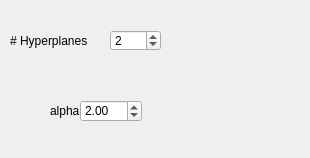
Old version of the form _AlgorithmsPlugins/ESMLR/paramsESMLR.ui in the repository b4silio/MLDemos.
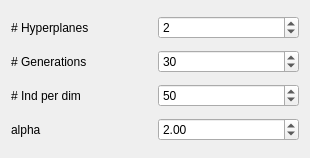
New version of the form.

Commit message: Added more options to GUI, show cross for misscategorised points.

The edit to the form file:
```diff
--- a/_AlgorithmsPlugins/ESMLR/paramsESMLR.ui
+++ b/_AlgorithmsPlugins/ESMLR/paramsESMLR.ui
@@ -13,94 +13,136 @@
   <property name="windowTitle">
    <string>Form</string>
   </property>
-  <widget class="QDoubleSpinBox" name="esmlrAlphaSpin">
-   <property name="geometry">
-    <rect>
-     <x>80</x>
-     <y>100</y>
-     <width>62</width>
-     <height>22</height>
-    </rect>
-   </property>
-   <property name="toolTip">
-    <string>Vary the slope of the sigmoid function of hyperplanes activations. This factor will be divided by the average of standard deviation of data.
+  <layout class="QGridLayout" name="gridLayout">
+   <item row="0" column="0">
+    <widget class="QLabel" name="label_14">
+     <property name="font">
+      <font>
+       <pointsize>9</pointsize>
+      </font>
+     </property>
+     <property name="text">
+      <string># Hyperplanes</string>
+     </property>
+    </widget>
+   </item>
+   <item row="0" column="1">
+    <widget class="QSpinBox" name="esmlrCutSpin">
+     <property name="toolTip">
+      <string>&lt;!DOCTYPE HTML PUBLIC &quot;-//W3C//DTD HTML 4.0//EN&quot; &quot;http://www.w3.org/TR/REC-html40/strict.dtd&quot;&gt;
+&lt;html&gt;&lt;head&gt;&lt;meta name=&quot;qrichtext&quot; content=&quot;1&quot; /&gt;&lt;style type=&quot;text/css&quot;&gt;
+p, li { white-space: pre-wrap; }
+&lt;/style&gt;&lt;/head&gt;&lt;body style=&quot; font-family:'Ubuntu'; font-size:10pt; font-weight:400; font-style:normal;&quot;&gt;
+&lt;p style=&quot; margin-top:0px; margin-bottom:0px; margin-left:0px; margin-right:0px; -qt-block-indent:0; text-indent:0px;&quot;&gt;&lt;span style=&quot; font-family:'MS Shell Dlg 2'; font-size:8pt;&quot;&gt;Number of hyperplanes&lt;/span&gt;&lt;/p&gt;&lt;/body&gt;&lt;/html&gt;</string>
+     </property>
+     <property name="minimum">
+      <number>1</number>
+     </property>
+     <property name="maximum">
+      <number>100</number>
+     </property>
+     <property name="value">
+      <number>2</number>
+     </property>
+    </widget>
+   </item>
+   <item row="1" column="0">
+    <widget class="QLabel" name="label_15">
+     <property name="font">
+      <font>
+       <pointsize>9</pointsize>
+      </font>
+     </property>
+     <property name="text">
+      <string># Generations</string>
+     </property>
+    </widget>
+   </item>
+   <item row="1" column="1">
+    <widget class="QSpinBox" name="esmlrGenSpin">
+     <property name="toolTip">
+      <string>&lt;!DOCTYPE HTML PUBLIC &quot;-//W3C//DTD HTML 4.0//EN&quot; &quot;http://www.w3.org/TR/REC-html40/strict.dtd&quot;&gt;
+&lt;html&gt;&lt;head&gt;&lt;meta name=&quot;qrichtext&quot; content=&quot;1&quot; /&gt;&lt;style type=&quot;text/css&quot;&gt;
+p, li { white-space: pre-wrap; }
+&lt;/style&gt;&lt;/head&gt;&lt;body style=&quot; font-family:'Ubuntu'; font-size:10pt; font-weight:400; font-style:normal;&quot;&gt;
+&lt;p style=&quot; margin-top:0px; margin-bottom:0px; margin-left:0px; margin-right:0px; -qt-block-indent:0; text-indent:0px;&quot;&gt;&lt;span style=&quot; font-family:'MS Shell Dlg 2'; font-size:8pt;&quot;&gt;Number of generations&lt;/span&gt;&lt;/p&gt;&lt;/body&gt;&lt;/html&gt;</string>
+     </property>
+     <property name="minimum">
+      <number>1</number>
+     </property>
+     <property name="maximum">
+      <number>1000</number>
+     </property>
+     <property name="value">
+      <number>30</number>
+     </property>
+    </widget>
+   </item>
+   <item row="2" column="0">
+    <widget class="QLabel" name="label_17">
+     <property name="font">
+      <font>
+       <pointsize>9</pointsize>
+      </font>
+     </property>
+     <property name="text">
+      <string># Ind per dim</string>
+     </property>
+    </widget>
+   </item>
+   <item row="2" column="1">
+    <widget class="QSpinBox" name="esmlrIndPerDimSpin">
+     <property name="toolTip">
+      <string>&lt;!DOCTYPE HTML PUBLIC &quot;-//W3C//DTD HTML 4.0//EN&quot; &quot;http://www.w3.org/TR/REC-html40/strict.dtd&quot;&gt;
+&lt;html&gt;&lt;head&gt;&lt;meta name=&quot;qrichtext&quot; content=&quot;1&quot; /&gt;&lt;style type=&quot;text/css&quot;&gt;
+p, li { white-space: pre-wrap; }
+&lt;/style&gt;&lt;/head&gt;&lt;body style=&quot; font-family:'Ubuntu'; font-size:10pt; font-weight:400; font-style:normal;&quot;&gt;
+&lt;p style=&quot; margin-top:0px; margin-bottom:0px; margin-left:0px; margin-right:0px; -qt-block-indent:0; text-indent:0px;&quot;&gt;&lt;span style=&quot; font-family:'MS Shell Dlg 2'; font-size:8pt;&quot;&gt;Number of individual per dimension of search space&lt;/span&gt;&lt;/p&gt;&lt;/body&gt;&lt;/html&gt;</string>
+     </property>
+     <property name="minimum">
+      <number>1</number>
+     </property>
+     <property name="maximum">
+      <number>10000</number>
+     </property>
+     <property name="value">
+      <number>50</number>
+     </property>
+    </widget>
+   </item>
+   <item row="3" column="0">
+    <widget class="QLabel" name="label_16">
+     <property name="font">
+      <font>
+       <pointsize>9</pointsize>
+      </font>
+     </property>
+     <property name="text">
+      <string>alpha</string>
+     </property>
+    </widget>
+   </item>
+   <item row="3" column="1">
+    <widget class="QDoubleSpinBox" name="esmlrAlphaSpin">
+     <property name="toolTip">
+      <string>Vary the slope of the sigmoid function of hyperplanes activations. This factor will be divided by the average of standard deviation of data.
 
 beta = alpha / avr(stddev(data))
 
 sigmoid function: (1-exp(-beta*sum))</string>
-   </property>
-   <property name="maximum">
-    <double>999.990000000000009</double>
-   </property>
-   <property name="singleStep">
-    <double>0.100000000000000</double>
-   </property>
-   <property name="value">
-    <double>2.000000000000000</double>
-   </property>
-  </widget>
-  <widget class="QLabel" name="label_14">
-   <property name="geometry">
-    <rect>
-     <x>10</x>
-     <y>30</y>
-     <width>101</width>
-     <height>21</height>
-    </rect>
-   </property>
-   <property name="font">
-    <font>
-     <pointsize>9</pointsize>
-    </font>
-   </property>
-   <property name="text">
-    <string># Hyperplanes</string>
-   </property>
-  </widget>
-  <widget class="QLabel" name="label_16">
-   <property name="geometry">
-    <rect>
-     <x>50</x>
-     <y>100</y>
-     <width>31</width>
-     <height>21</height>
-    </rect>
-   </property>
-   <property name="font">
-    <font>
-     <pointsize>9</pointsize>
-    </font>
-   </property>
-   <property name="text">
-    <string>alpha</string>
-   </property>
-  </widget>
-  <widget class="QSpinBox" name="esmlrCutSpin">
-   <property name="geometry">
-    <rect>
-     <x>110</x>
-     <y>30</y>
-     <width>51</width>
-     <height>21</height>
-    </rect>
-   </property>
-   <property name="toolTip">
-    <string>&lt;!DOCTYPE HTML PUBLIC &quot;-//W3C//DTD HTML 4.0//EN&quot; &quot;http://www.w3.org/TR/REC-html40/strict.dtd&quot;&gt;
-&lt;html&gt;&lt;head&gt;&lt;meta name=&quot;qrichtext&quot; content=&quot;1&quot; /&gt;&lt;style type=&quot;text/css&quot;&gt;
-p, li { white-space: pre-wrap; }
-&lt;/style&gt;&lt;/head&gt;&lt;body style=&quot; font-family:'Ubuntu'; font-size:10pt; font-weight:400; font-style:normal;&quot;&gt;
-&lt;p style=&quot; margin-top:0px; margin-bottom:0px; margin-left:0px; margin-right:0px; -qt-block-indent:0; text-indent:0px;&quot;&gt;&lt;span style=&quot; font-family:'MS Shell Dlg 2'; font-size:8pt;&quot;&gt;Number of hyperplanes&lt;/span&gt;&lt;/p&gt;&lt;/body&gt;&lt;/html&gt;</string>
-   </property>
-   <property name="minimum">
-    <number>1</number>
-   </property>
-   <property name="maximum">
-    <number>100</number>
-   </property>
-   <property name="value">
-    <number>2</number>
-   </property>
-  </widget>
+     </property>
+     <property name="maximum">
+      <double>999.990000000000009</double>
+     </property>
+     <property name="singleStep">
+      <double>0.100000000000000</double>
+     </property>
+     <property name="value">
+      <double>2.000000000000000</double>
+     </property>
+    </widget>
+   </item>
+  </layout>
  </widget>
  <resources/>
  <connections/>
```
The commit also changes 5 other files.
